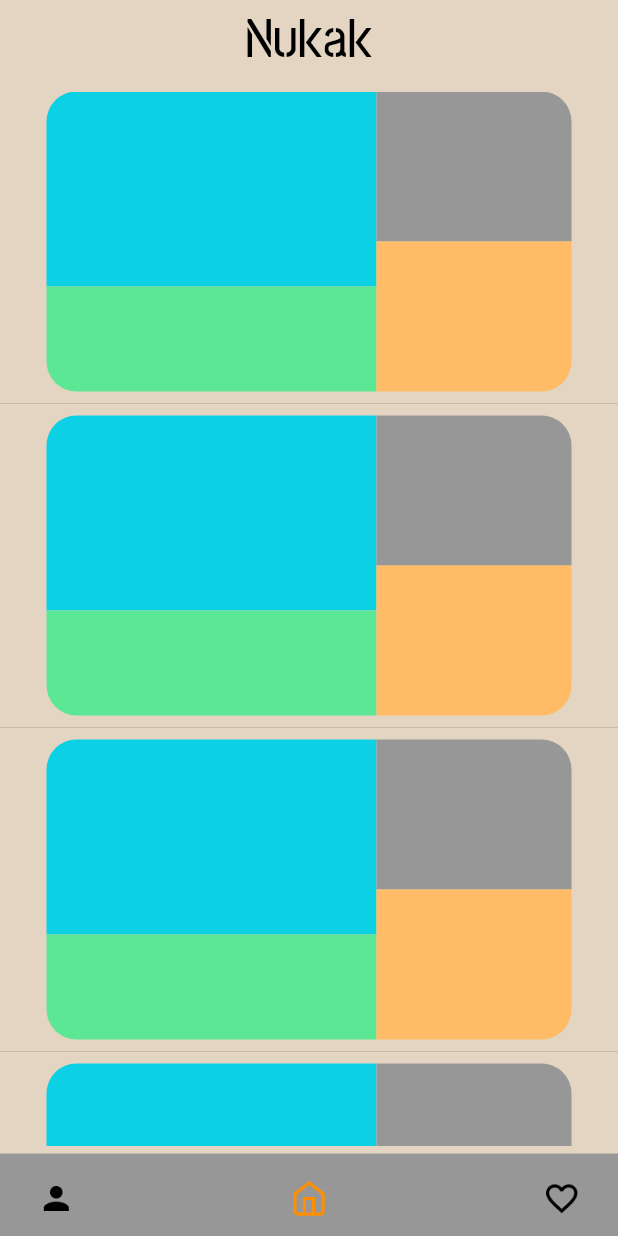
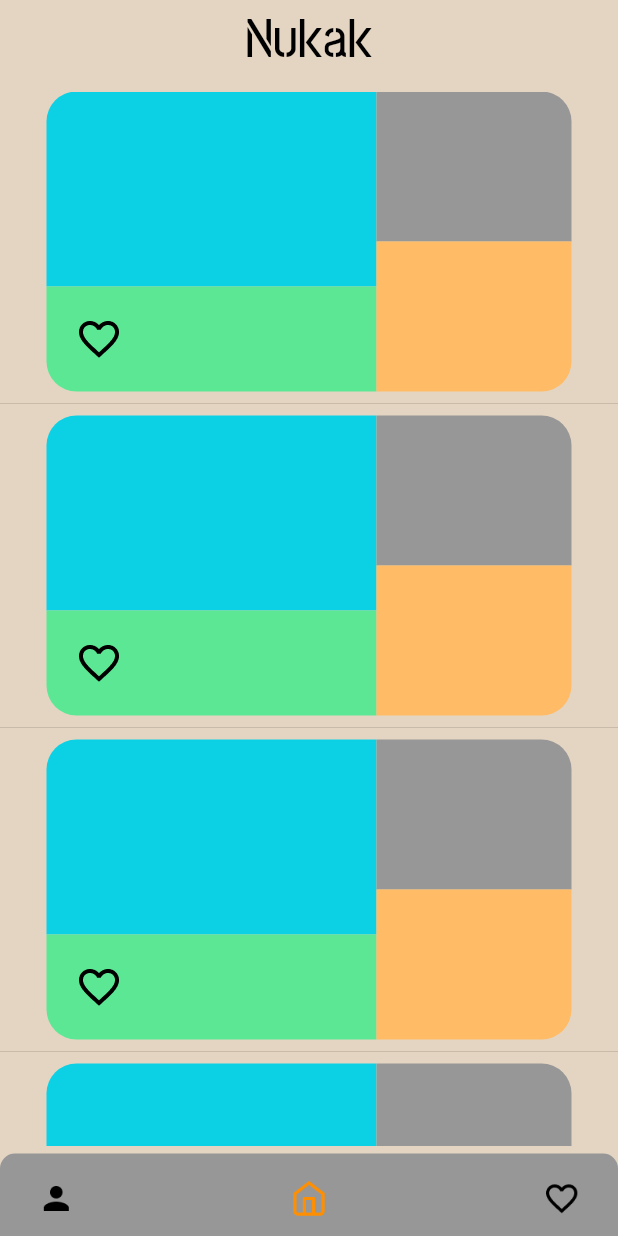
Before and after one commit to ofortic/nukak, a Flutter app: the screen it shows after launch, on a phone screen of 412 x 824 dp. Run offline on Flutter 3.47's test engine with Material 2 defaults, Android fonts, the phone set to English and light mode, and no system bars.

Commit message:
Bouncing Animation to Home Scroll view

```diff
--- a/lib/view/home/HomeView.dart
+++ b/lib/view/home/HomeView.dart
@@ -7,6 +7,21 @@ class HomeView extends StatefulWidget {
 }
 
 class _HomeViewState extends State<HomeView> {
+  var _controller = ScrollController();
+  ScrollPhysics _physics = ClampingScrollPhysics();
+
+  @override
+  void initState() {
+    // TODO: implement initState
+    super.initState();
+    _controller.addListener(() {
+      if (_controller.position.pixels <= 200)
+        setState(() => _physics = BouncingScrollPhysics());
+      else
+        setState(() => _physics = BouncingScrollPhysics());
+    });
+  }
+
   @override
   Widget build(BuildContext context) {
     return getBodyTest();
@@ -30,18 +45,24 @@ class _HomeViewState extends State<HomeView> {
       child: Padding(
         padding: const EdgeInsets.only(left: 0, right: 0, top: 5, bottom: 5),
         child: ListView.separated(
+          controller: _controller,
+          physics: _physics,
           itemBuilder: (_, index) => Center(
             child: marketCell(),
           ),
           separatorBuilder: (_, __) => Divider(),
-          itemCount: 50,
+          itemCount: 5,
         ),
       ),
     );
   }
 
   Widget marketCell() {
-    return Container(
+    return GestureDetector(
+      onTap: () {
+        print('Cell pressed');
+      },
+      child: Container(
         height: 200,
         width: 350,
         color: Colors.transparent,
@@ -64,6 +85,17 @@ class _HomeViewState extends State<HomeView> {
                       color: Color(0xFF5CE794),
                       borderRadius:
                           BorderRadius.only(bottomLeft: Radius.circular(20))),
+                  child: Padding(
+                    padding: const EdgeInsets.only(right: 150, top: 0),
+                    child: Center(
+                      child: IconButton(
+                        icon: Image.asset('assets/images/icon_favs.png'),
+                        onPressed: () {
+                          print('IconFavsPressed');
+                        },
+                      ),
+                    ),
+                  ),
                 )
               ],
             ),
@@ -89,6 +121,7 @@ class _HomeViewState extends State<HomeView> {
             )
           ],
         ),
+      ),
     );
   }
 }
--- a/lib/view/root_app.dart
+++ b/lib/view/root_app.dart
@@ -91,7 +91,10 @@ class _RootAppState extends State<RootApp> {
     return Container(
       width: double.infinity,
       height: 55,
-      decoration: BoxDecoration(color: Color(0xFF979797)),
+      decoration: BoxDecoration(
+          color: Color(0xFF979797),
+          borderRadius: BorderRadius.only(
+              topLeft: Radius.circular(10), topRight: Radius.circular(10))),
       child: Padding(
         padding:
             const EdgeInsets.only(left: 25, right: 25, bottom: 10, top: 15),
```
Lines whose indentation alone changed are shown as unchanged.
